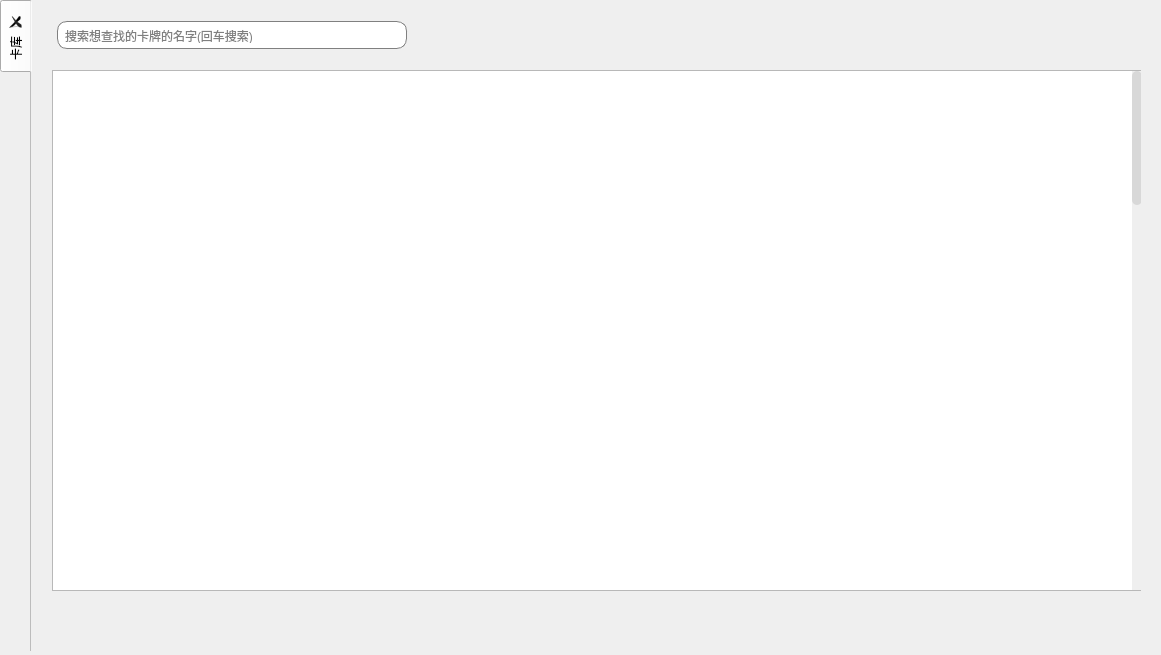
First picture: the form in visualizationSrc/qtUI/CardControler/cardControler.ui, repository NWYLZW/A-Language-IDE, before the edit.
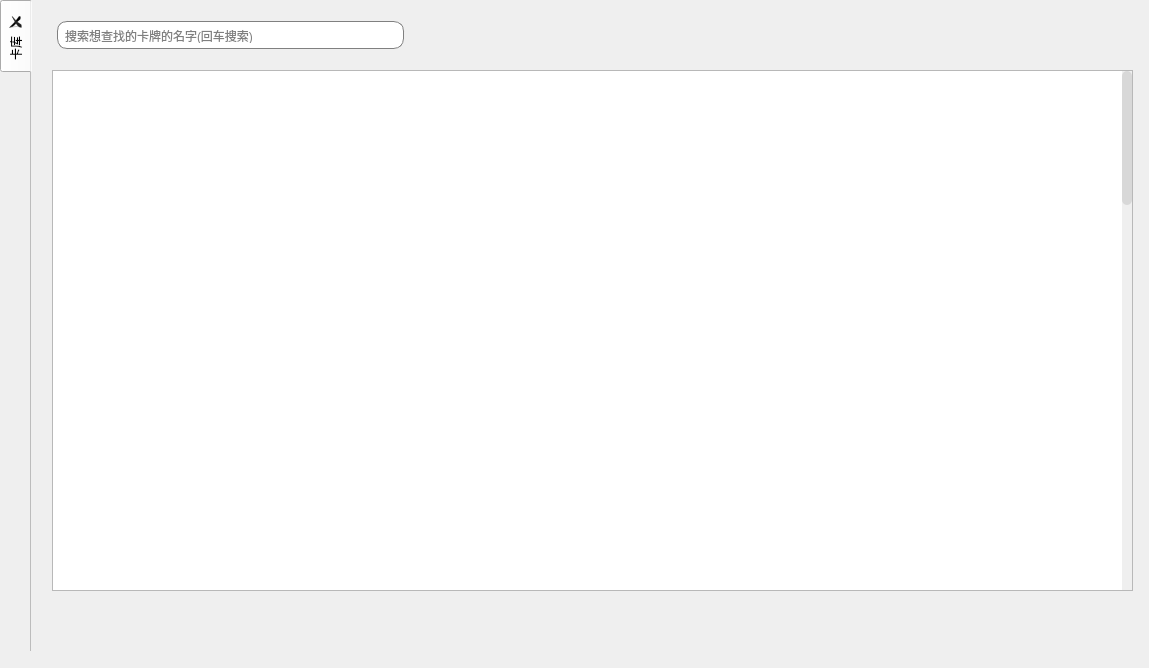
Second picture: the form after the edit. Icons and pictures are not drawn.

```diff
--- a/visualizationSrc/qtUI/CardControler/cardControler.ui
+++ b/visualizationSrc/qtUI/CardControler/cardControler.ui
@@ -6,8 +6,8 @@
    <rect>
     <x>0</x>
     <y>0</y>
-    <width>1161</width>
-    <height>655</height>
+    <width>1149</width>
+    <height>668</height>
    </rect>
   </property>
   <property name="maximumSize">
@@ -130,7 +130,7 @@
       <rect>
        <x>20</x>
        <y>10</y>
-       <width>1091</width>
+       <width>1081</width>
        <height>51</height>
       </rect>
      </property>
@@ -318,7 +318,7 @@
       <rect>
        <x>20</x>
        <y>70</y>
-       <width>1091</width>
+       <width>1081</width>
        <height>521</height>
       </rect>
      </property>
@@ -333,7 +333,7 @@
        <rect>
         <x>0</x>
         <y>0</y>
-        <width>1079</width>
+        <width>1069</width>
         <height>2000</height>
        </rect>
       </property>
@@ -345,15 +345,65 @@
       </property>
      </widget>
     </widget>
+    <widget class="QWidget" name="horizontalLayoutWidget_2">
+     <property name="geometry">
+      <rect>
+       <x>720</x>
+       <y>600</y>
+       <width>381</width>
+       <height>41</height>
+      </rect>
+     </property>
+     <layout class="QHBoxLayout" name="horizontalLayout" stretch="0,1">
+      <property name="spacing">
+       <number>0</number>
+      </property>
+      <item>
+       <layout class="QVBoxLayout" name="verticalLayout">
+        <property name="spacing">
+         <number>0</number>
+        </property>
+        <property name="leftMargin">
+         <number>5</number>
+        </property>
+        <property name="topMargin">
+         <number>0</number>
+        </property>
+        <property name="rightMargin">
+         <number>0</number>
+        </property>
+        <property name="bottomMargin">
+         <number>0</number>
+        </property>
+        <item>
+         <widget class="QPushButton" name="toFirstBtn">
+          <property name="minimumSize">
+           <size>
+            <width>32</width>
+            <height>32</height>
+           </size>
+          </property>
+          <property name="maximumSize">
+           <size>
+            <width>32</width>
+            <height>32</height>
+           </size>
+          </property>
+          <property name="cursor">
+           <cursorShape>PointingHandCursor</cursorShape>
+          </property>
+          <property name="toolTip">
+           <string>&lt;html&gt;&lt;head/&gt;&lt;body&gt;&lt;p&gt;第一页&lt;/p&gt;&lt;/body&gt;&lt;/html&gt;</string>
+          </property>
+          <property name="text">
+           <string/>
+          </property>
+         </widget>
+        </item>
+       </layout>
+      </item>
+      <item>
     <widget class="QWidget" name="widget" native="true">
-     <property name="geometry">
-      <rect>
-       <x>770</x>
-       <y>600</y>
-       <width>341</width>
-       <height>41</height>
-      </rect>
-     </property>
      <property name="styleSheet">
       <string notr="true">QPushButton{
 	background: rgba(205, 205, 205);
@@ -386,7 +436,7 @@
         <x>0</x>
         <y>0</y>
         <width>341</width>
-        <height>41</height>
+           <height>39</height>
        </rect>
       </property>
       <layout class="QHBoxLayout" name="pageBTN_List">
@@ -436,55 +486,6 @@
        </item>
       </layout>
      </widget>
-    </widget>
-    <widget class="QWidget" name="verticalLayoutWidget">
-     <property name="geometry">
-      <rect>
-       <x>730</x>
-       <y>600</y>
-       <width>41</width>
-       <height>41</height>
-      </rect>
-     </property>
-     <layout class="QVBoxLayout" name="verticalLayout">
-      <property name="spacing">
-       <number>0</number>
-      </property>
-      <property name="leftMargin">
-       <number>5</number>
-      </property>
-      <property name="topMargin">
-       <number>0</number>
-      </property>
-      <property name="rightMargin">
-       <number>0</number>
-      </property>
-      <property name="bottomMargin">
-       <number>0</number>
-      </property>
-      <item>
-       <widget class="QPushButton" name="toFirstBtn">
-        <property name="minimumSize">
-         <size>
-          <width>32</width>
-          <height>32</height>
-         </size>
-        </property>
-        <property name="maximumSize">
-         <size>
-          <width>32</width>
-          <height>32</height>
-         </size>
-        </property>
-        <property name="cursor">
-         <cursorShape>PointingHandCursor</cursorShape>
-        </property>
-        <property name="toolTip">
-         <string>&lt;html&gt;&lt;head/&gt;&lt;body&gt;&lt;p&gt;第一页&lt;/p&gt;&lt;/body&gt;&lt;/html&gt;</string>
-        </property>
-        <property name="text">
-         <string/>
-        </property>
        </widget>
       </item>
      </layout>
```
Lines whose indentation alone changed are shown as unchanged.
